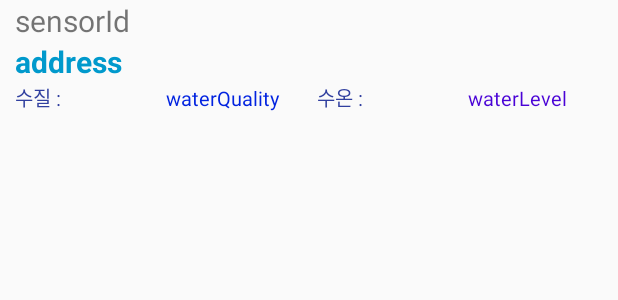
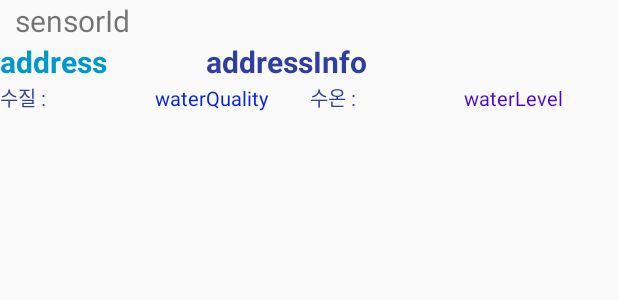
Before and after one commit to sigjeongjin/CityManage, an Android app: the layout wm_item.xml on its own in the app's theme, with its tools: preview values and no code run, on a phone screen of 412 x 824 dp. Shown: the top 300 px of the screen. Run offline under Robolectric (Android 15) with nearby library versions, the phone set to English and light mode, and no system bars; network calls fail.

Commit message:
검색기능

```diff
--- a/app/build.gradle
+++ b/app/build.gradle
@@ -24,11 +24,11 @@ dependencies {
     androidTestCompile('com.android.support.test.espresso:espresso-core:2.2.2', {
         exclude group: 'com.android.support', module: 'support-annotations'
     })
+    //    compile 'com.google.android.gms:play-services-maps:11.0.1'
+//    compile 'com.google.android.gms:play-services-location:11.0.1'
+
     compile 'com.android.support:appcompat-v7:25.3.1'
     compile 'com.android.support.constraint:constraint-layout:1.0.2'
     compile 'com.android.volley:volley:1.0.0'
-//    compile 'com.google.android.gms:play-services-maps:11.0.1'
-//    compile 'com.google.android.gms:play-services-location:11.0.1'
-
     testCompile 'junit:junit:4.12'
 }
--- a/app/src/main/res/layout/activity_wm_list.xml
+++ b/app/src/main/res/layout/activity_wm_list.xml
@@ -50,7 +50,7 @@
 
         <ListView
             android:id="@+id/listView"
-            android:layout_width="wrap_content"
+            android:layout_width="match_parent"
             android:layout_height="248dp" />
 
         <TextView
--- a/app/src/main/res/layout/wm_item.xml
+++ b/app/src/main/res/layout/wm_item.xml
@@ -2,30 +2,50 @@
 <LinearLayout xmlns:android="http://schemas.android.com/apk/res/android"
     android:layout_width="match_parent"
     android:layout_height="wrap_content"
-    android:orientation="horizontal" >
+    android:orientation="vertical">
 
     <LinearLayout
-        android:orientation="vertical"
         android:layout_width="match_parent"
         android:layout_height="wrap_content"
-        android:layout_marginLeft="10dp">
+        android:layout_marginLeft="10dp"
+        android:orientation="horizontal">
 
 
         <TextView
             android:id="@+id/sensorIdText"
             android:layout_width="match_parent"
-            android:layout_height="wrap_content"
-            android:textSize="20dp"
-            android:text="sensorId" />
+            android:layout_height="match_parent"
+            android:text="sensorId"
+            android:textSize="20dp" />
+
+    </LinearLayout>
+
+    <LinearLayout
+        android:layout_width="match_parent"
+        android:layout_height="match_parent"
+        android:orientation="horizontal">
 
         <TextView
             android:id="@+id/addressText"
             android:layout_width="match_parent"
             android:layout_height="match_parent"
+            android:layout_weight="2"
             android:text="address"
             android:textColor="@android:color/holo_blue_dark"
             android:textSize="20dp"
             android:textStyle="bold" />
+
+        <TextView
+            android:id="@+id/addressInfoText"
+            android:layout_width="match_parent"
+            android:layout_height="match_parent"
+            android:layout_weight="1"
+            android:text="addressInfo"
+            android:textColor="?attr/actionModeSplitBackground"
+            android:textSize="20dp"
+            android:textStyle="bold" />
+
+    </LinearLayout>
 
     <LinearLayout
         android:layout_width="match_parent"
@@ -37,9 +57,9 @@
             android:layout_width="match_parent"
             android:layout_height="wrap_content"
             android:layout_weight="1"
+            android:text="수질 : "
             android:textColor="@color/colorPrimaryDark"
-                android:textSize="13dp"
-                android:text="수질 : " />
+            android:textSize="13dp" />
 
         <TextView
             android:id="@+id/waterQualityText"
@@ -71,4 +91,3 @@
     </LinearLayout>
 
 </LinearLayout>
-</LinearLayout>
```
Also changed, not shown: app/src/main/AndroidManifest.xml (+4 -6 lines), app/src/main/java/com/citymanage/AddressSearchActivity.java (added, +57 -0 lines), app/src/main/java/com/citymanage/WmAdapter.java (+67 -37 lines), app/src/main/java/com/citymanage/WmItem.java (+10 -1 lines), app/src/main/java/com/citymanage/WmItemView.java (+8 -0 lines), app/src/main/java/com/citymanage/WmListActivity.java (+53 -59 lines), app/src/main/res/layout/activity_address_search.xml (added, +39 -0 lines). Lines whose indentation alone changed are shown as unchanged.
